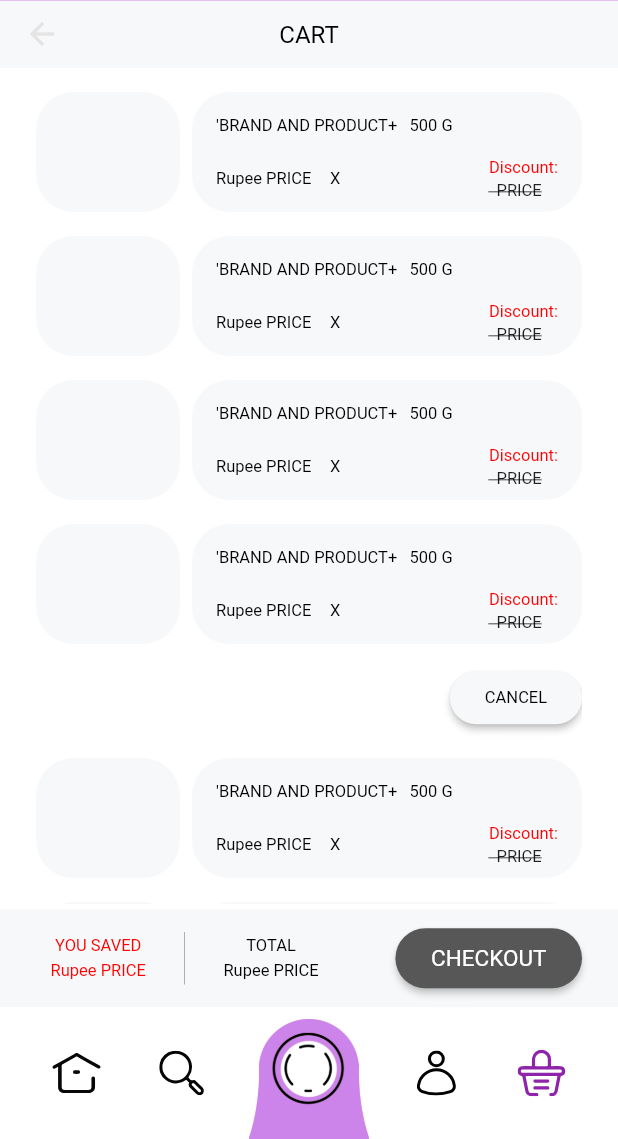
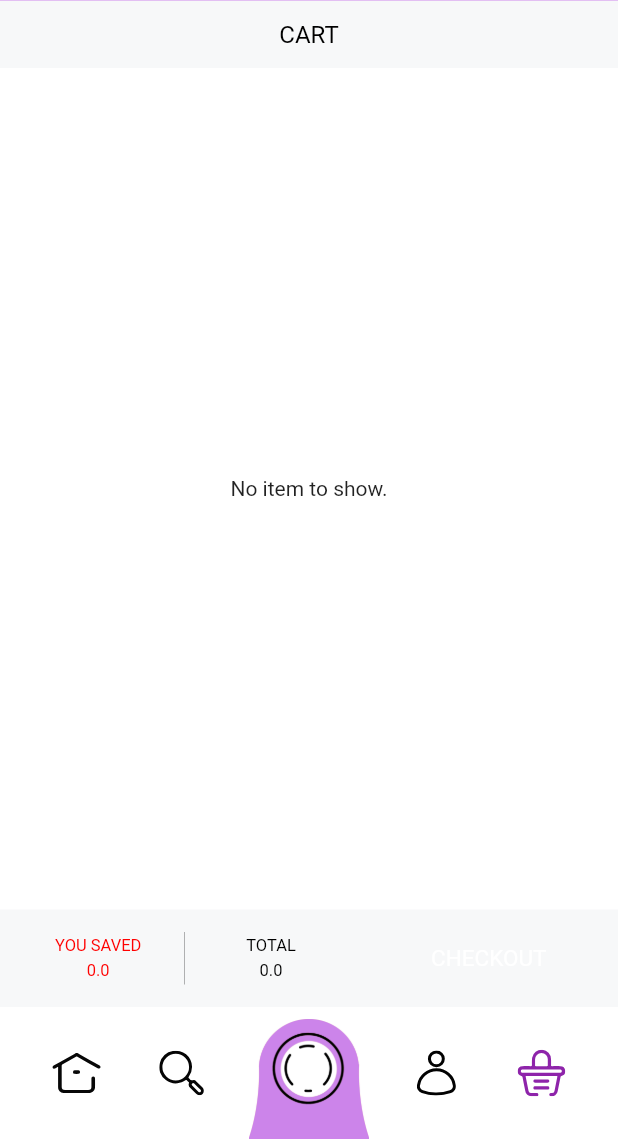
Before and after one commit to rashidwassan/food-delivery-app, a Flutter app: the MainPage screen opened by its route, item 5 of the bottom bar chosen, on a phone screen of 412 x 824 dp, the part 97-1236 px from its top. Run offline on Flutter 3.47's test engine with Material 2 defaults, Android fonts, the phone set to English and light mode, and no system bars; our stand-ins replace chewie, cloud_firestore, firebase_auth, firebase_core, flutter_svg, velocity_x and 1 more; missing offline and left inert: get_secure_storage; accounts and stored records are empty; network calls fail.

Commit message:
fix cart and checkout

```diff
--- a/lib/pages/cart.dart
+++ b/lib/pages/cart.dart
@@ -1,5 +1,8 @@
 import 'package:flutter/material.dart';
+import 'package:provider/provider.dart';
+import 'package:sayfood/models/food.dart';
 import 'package:sayfood/pages/checkout.dart';
+import 'package:sayfood/provider/cart_items_provider.dart';
 import 'package:sayfood/styles/app_theme.dart';
 import 'package:sayfood/styles/strings.dart';
 import 'package:sayfood/styles/styling.dart';
@@ -16,18 +19,25 @@ class CartScreen extends StatefulWidget {
 class _CartScreenState extends State<CartScreen> {
   @override
   Widget build(BuildContext context) {
+    return Consumer<CartItemsProvider>(
+        builder: (BuildContext context, CartItemsProvider cart, Widget? child) {
       return Column(
         children: [
-        buildNewProductsAndVendorsAppbar(height: 45, title: Strings.cart),
+          buildNewProductsAndVendorsAppbar(
+              height: 45, title: Strings.cart, buildBackIcon: false),
           Expanded(
             child: ScrollConfiguration(
               behavior: const ScrollBehavior(),
-            child: ListView.builder(
-              itemCount: 6,
+              child: (cart.cartItems.isEmpty)
+                  ? const Center(
+                      child: Text('No item to show.'),
+                    )
+                  : ListView.builder(
+                      itemCount: cart.cartItems.length,
                       itemBuilder: (context, index) {
                         return Column(
                           children: [
-                    _buildCartItemRow(),
+                            _buildCartItemRow(cart.cartItems[index]),
                             (index == 3)
                                 ? Padding(
                                     padding: const EdgeInsets.only(top: 12),
@@ -38,7 +48,8 @@ class _CartScreenState extends State<CartScreen> {
                                           height: 35,
                                           color: Styling.lightGrey,
                                           shape: RoundedRectangleBorder(
-                                      borderRadius: BorderRadius.circular(30)),
+                                              borderRadius:
+                                                  BorderRadius.circular(30)),
                                           onPressed: () {},
                                           child: const Text(
                                             Strings.cancel,
@@ -71,8 +82,8 @@ class _CartScreenState extends State<CartScreen> {
                         style: AppTheeme.normalSmallTextRed,
                       ),
                       4.heightBox,
-                    const Text(
-                      Strings.rpPrice,
+                      Text(
+                        (cart.totalPrice - cart.discountPrice).toString(),
                         style: AppTheeme.normalSmallTextRed,
                       ),
                     ],
@@ -95,8 +106,8 @@ class _CartScreenState extends State<CartScreen> {
                         style: AppTheeme.normalSmallText,
                       ),
                       4.heightBox,
-                    const Text(
-                      Strings.rpPrice,
+                      Text(
+                        cart.totalPrice.toString(),
                         style: AppTheeme.normalSmallText,
                       ),
                     ],
@@ -113,7 +124,9 @@ class _CartScreenState extends State<CartScreen> {
                     color: Styling.darkGrey,
                     shape: RoundedRectangleBorder(
                         borderRadius: BorderRadius.circular(30)),
-                  onPressed: () {
+                    onPressed: cart.cartItems.isEmpty
+                        ? null
+                        : () {
                             Navigator.pushNamed(context, CheckoutScreen.id);
                           },
                     child: const Text(
@@ -128,9 +141,10 @@ class _CartScreenState extends State<CartScreen> {
           8.heightBox
         ],
       );
+    });
   }
 
-  Widget _buildCartItemRow() {
+  Widget _buildCartItemRow(Food item) {
     return SizedBox(
       height: 80,
       child: Row(
@@ -148,17 +162,16 @@ class _CartScreenState extends State<CartScreen> {
               child: Column(
                 crossAxisAlignment: CrossAxisAlignment.start,
                 children: [
-                  const Text(
-                    "${Strings.brandAndProduct}+\t\t\t500 G",
-                    style: AppTheeme.normalSmallText,
+                  Text(
+                    item.title,
                   ),
                   const Spacer(),
                   Row(
                     children: [
-                      const Expanded(
+                      Expanded(
                         flex: 4,
                         child: Text(
-                          Strings.rpPrice,
+                          "Price: ${item.price}/- PKR",
                           style: AppTheeme.normalSmallText,
                         ),
                       ),
@@ -179,8 +192,8 @@ class _CartScreenState extends State<CartScreen> {
                               style: AppTheeme.normalSmallTextRed,
                             ),
                             2.heightBox,
-                            const Text(
-                              "  ${Strings.price}    ",
+                            Text(
+                              "${item.previousPrice} RKR    ",
                               style: AppTheeme.normalSmallLined,
                             ),
                           ],
--- a/lib/pages/main_screen.dart
+++ b/lib/pages/main_screen.dart
@@ -1,10 +1,12 @@
 import 'package:flutter/material.dart';
 import 'package:flutter_svg/flutter_svg.dart';
+import 'package:provider/provider.dart';
 import 'package:sayfood/pages/cart.dart';
 import 'package:sayfood/pages/categories_page.dart';
 import 'package:sayfood/pages/home_page.dart';
 import 'package:sayfood/pages/my_account.dart';
 import 'package:sayfood/pages/search_screen.dart';
+import 'package:sayfood/provider/cart_items_provider.dart';
 import 'package:sayfood/styles/images.dart';
 import 'package:sayfood/widgets/main_yellow_appbar.dart';
 import 'package:velocity_x/velocity_x.dart';
@@ -95,13 +97,48 @@ class _MainPageState extends State<MainPage> {
           _currentPage = indexValue;
         });
       },
-      child: SizedBox(
-        width: context.percentWidth * 17,
-        child: SvgPicture.asset(
-          icon,
-          color: _currentPage == indexValue ? Colors.purple.shade600 : null,
-        ),
-      ).pOnly(bottom: 8),
+      child: (indexValue != 4)
+          ? SizedBox(
+              width: context.percentWidth * 17,
+              child: SvgPicture.asset(
+                icon,
+                color:
+                    _currentPage == indexValue ? Colors.purple.shade600 : null,
+              ),
+            ).pOnly(bottom: 8)
+          : Consumer<CartItemsProvider>(
+              builder: (ctx, val, child) => Stack(
+                alignment: Alignment.center,
+                children: [
+                  SizedBox(
+                    width: context.percentWidth * 17,
+                    child: SvgPicture.asset(
+                      icon,
+                      color: _currentPage == indexValue
+                          ? Colors.purple.shade600
+                          : null,
+                    ),
+                  ).pOnly(bottom: 8),
+                  if (val.cartItems.isNotEmpty)
+                    Container(
+                      decoration: const BoxDecoration(
+                          shape: BoxShape.circle, color: Colors.red),
+                      child: Center(
+                        child: Padding(
+                          padding: const EdgeInsets.all(3.0),
+                          child: Text(
+                            val.cartItems.length.toString(),
+                            style: const TextStyle(
+                                color: Colors.white,
+                                fontWeight: FontWeight.bold,
+                                fontSize: 10),
+                          ),
+                        ),
+                      ),
+                    )
+                ],
+              ),
+            ),
     );
   }
 }
--- a/lib/widgets/new_products_vendors_appbar.dart
+++ b/lib/widgets/new_products_vendors_appbar.dart
@@ -3,7 +3,7 @@ import 'package:sayfood/styles/app_theme.dart';
 import 'package:sayfood/styles/styling.dart';
 
 Widget buildNewProductsAndVendorsAppbar(
-    {required String title, double height = 35}) {
+    {required String title, double height = 35, bool buildBackIcon = true}) {
   return AppBar(
     backgroundColor: Styling.lightGrey,
     iconTheme: const IconThemeData(color: Styling.lighterDarkGrey),
@@ -13,6 +13,7 @@ Widget buildNewProductsAndVendorsAppbar(
     ),
     centerTitle: true,
     toolbarHeight: height,
+    automaticallyImplyLeading: buildBackIcon,
   );
 }
 
```
Also changed, not shown: lib/models/order.dart (+9 -0 lines), lib/my_app.dart (+8 -7 lines), lib/pages/checkout.dart (+20 -10 lines), lib/pages/product_page.dart (+35 -16 lines), lib/provider/cart_items_provider.dart (+14 -10 lines). Lines whose indentation alone changed are shown as unchanged.
